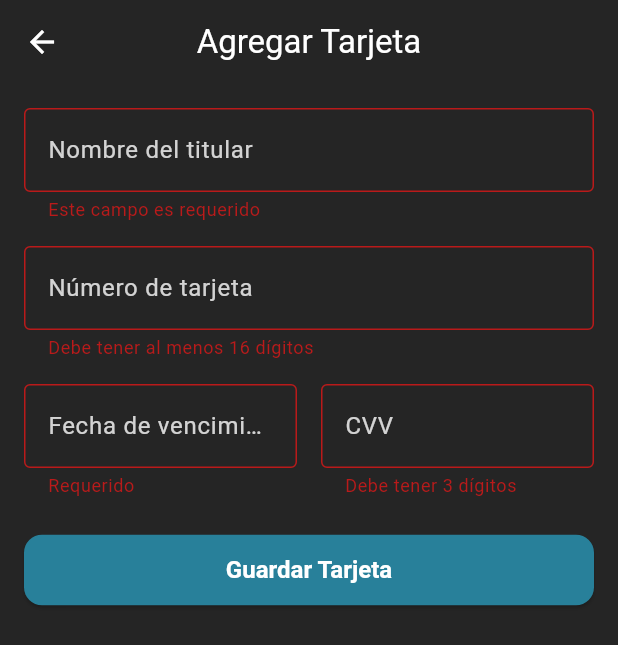
After one commit to Manuelbp717/app_gastos, a Flutter app: the screen it shows once a user with an empty profile is signed in, item 3 of the bottom bar chosen, after a tap on "Guardar Tarjeta", on a phone screen of 412 x 824 dp. The commit adds this screen. Shown: the top 645 px of the screen. Run offline on Flutter 3.47's test engine with Material 3 defaults, Android fonts, the phone set to English and light mode, and no system bars; our stand-ins replace firebase_auth, firebase_core, fl_chart, font_awesome_flutter, google_sign_in; accounts and stored records are empty.

Commit message:
final_commit

```diff
--- a/lib/main.dart
+++ b/lib/main.dart
@@ -1,5 +1,5 @@
-import 'package:aplicacion_gastos_final/firebaseoptions.dart';
-import 'package:aplicacion_gastos_final/pages/onbording.dart';
+import 'package:aplicacion_gastos_final/firebase_options.dart';
+import 'package:aplicacion_gastos_final/utils/auth.dart';
 import 'package:flutter/material.dart';
 import 'package:flutter/services.dart';
 import 'package:firebase_core/firebase_core.dart';
@@ -7,13 +7,11 @@ import 'package:firebase_core/firebase_core.dart';
 void main() async {
   WidgetsFlutterBinding.ensureInitialized();
 
-  // Inicializar Firebase
   await Firebase.initializeApp(
     options: DefaultFirebaseOptions.currentPlatform,
   );
 
-  // Configurar la barra de estado
-  SystemChrome.setSystemUIOverlayStyle(SystemUiOverlayStyle(
+  SystemChrome.setSystemUIOverlayStyle(const SystemUiOverlayStyle(
     statusBarColor: Colors.transparent,
     statusBarIconBrightness: Brightness.dark,
     statusBarBrightness: Brightness.light,
@@ -25,7 +23,6 @@ void main() async {
 class MyApp extends StatelessWidget {
   const MyApp({super.key});
 
-  // This widget is the root of your application.
   @override
   Widget build(BuildContext context) {
     return MaterialApp(
@@ -34,7 +31,7 @@ class MyApp extends StatelessWidget {
       theme: ThemeData(
         colorScheme: ColorScheme.fromSeed(seedColor: Colors.deepPurple),
       ),
-      home: OnboardingScreen(),
+      home: const AuthWrapper(), // <- Nuevo flujo de control
     );
   }
 }
--- a/lib/pages/login.dart
+++ b/lib/pages/login.dart
@@ -34,6 +34,7 @@ class _LoginScreenState extends State<LoginScreen> {
 
   // Método para verificar si hay un usuario ya autenticado en Firebase
   void _checkIfUserIsLoggedIn() {
+
     final user = FirebaseAuth.instance.currentUser; // Obtiene el usuario actual
     if (user != null && user.emailVerified) {
       // Si el usuario está autenticado y su correo está verificado
--- /dev/null
+++ b/lib/utils/auth.dart
@@ -0,0 +1,30 @@
+import 'package:aplicacion_gastos_final/pages/homepage.dart';
+import 'package:aplicacion_gastos_final/pages/login.dart';
+import 'package:aplicacion_gastos_final/pages/onbording.dart';
+import 'package:firebase_auth/firebase_auth.dart';
+import 'package:flutter/material.dart';
+// Importa tu pantalla principal si la tienes
+
+class AuthWrapper extends StatelessWidget {
+  const AuthWrapper({super.key});
+
+  @override
+  Widget build(BuildContext context) {
+    return StreamBuilder<User?>(
+      stream: FirebaseAuth.instance.authStateChanges(), // Detecta el estado de autenticación
+      builder: (context, snapshot) {
+        if (snapshot.connectionState == ConnectionState.waiting) {
+          return const Scaffold(
+            body: Center(child: CircularProgressIndicator()),
+          );
+        } else if (snapshot.hasData && snapshot.data!.emailVerified) {
+          return const HomePage(); // Si el usuario está autenticado y verificado
+        } else if (snapshot.hasData && !snapshot.data!.emailVerified) {
+          return const LoginScreen(); // Si está logueado pero no verificado, podría reenviarse la verificación aquí
+        } else {
+          return const OnboardingScreen(); // Si no está autenticado
+        }
+      },
+    );
+  }
+}
--- a/lib/utils/graphic.dart
+++ b/lib/utils/graphic.dart
@@ -5,7 +5,7 @@ import 'package:fl_chart/fl_chart.dart';
 class GraphWidget extends StatelessWidget {
   final List<double> data;
 
-  const GraphWidget({Key? key, required this.data}) : super(key: key);
+  const GraphWidget({super.key, required this.data});
 
   @override
   Widget build(BuildContext context) {
--- a/lib/utils/settings.dart
+++ b/lib/utils/settings.dart
@@ -28,8 +28,9 @@ class ProfileScreen extends StatelessWidget {
         // Botón de regreso en la esquina superior izquierda
         leading: IconButton(
           icon: const Icon(Icons.arrow_back, color: appText),
-          onPressed:
-              () => Navigator.pop(context), // Regresa a la pantalla anterior
+          onPressed: () async {
+            Navigator.pop(context); // Aquí sigue siendo sincrónico
+          },
         ),
       ),
       // Contenido principal con scroll para dispositivos pequeños
--- /dev/null
+++ b/lib/utils/tarjeta.dart
@@ -0,0 +1,179 @@
+import 'package:aplicacion_gastos_final/utils/constans.dart';
+import 'package:flutter/material.dart';
+
+class AgregarTarjetaPage extends StatefulWidget {
+  const AgregarTarjetaPage({super.key});
+
+  @override
+  _AgregarTarjetaPageState createState() => _AgregarTarjetaPageState();
+}
+
+class _AgregarTarjetaPageState extends State<AgregarTarjetaPage> {
+  final _formKey = GlobalKey<FormState>();
+  String nombreTitular = '';
+  String numeroTarjeta = '';
+  String fechaVencimiento = '';
+  String cvv = '';
+
+  @override
+  Widget build(BuildContext context) {
+    return Scaffold(
+      backgroundColor: appBackgroundColor,
+      appBar: AppBar(
+        backgroundColor: appBackgroundColor,
+        leading: IconButton(
+          icon: Icon(Icons.arrow_back, color: appText),
+          onPressed: () async {
+            Navigator.pop(context); // Regresa a la pantalla anterior
+          },
+        ),
+        title: Text('Agregar Tarjeta', style: TextStyle(color: appText)),
+        centerTitle: true,
+      ),
+      body: Padding(
+        padding: const EdgeInsets.all(16.0),
+        child: Form(
+          key: _formKey,
+          child: ListView(
+            children: [
+              TextFormField(
+                decoration: InputDecoration(
+                  labelText: 'Nombre del titular',
+                  labelStyle: TextStyle(color: appText.withOpacity(0.8)),
+                  enabledBorder: OutlineInputBorder(
+                    borderSide: BorderSide(
+                      color: appPrimaryColor.withOpacity(0.5),
+                      width: 2,
+                    ),
+                  ),
+                  focusedBorder: OutlineInputBorder(
+                    borderSide: BorderSide(color: appPrimaryColor, width: 2),
+                  ),
+                  border: OutlineInputBorder(),
+                ),
+                onSaved: (value) => nombreTitular = value!,
+                validator:
+                    (value) =>
+                        value!.isEmpty ? 'Este campo es requerido' : null,
+              ),
+              SizedBox(height: 16),
+              TextFormField(
+                decoration: InputDecoration(
+                  labelText: 'Número de tarjeta',
+                  labelStyle: TextStyle(color: appText.withOpacity(0.8)),
+                  enabledBorder: OutlineInputBorder(
+                    borderSide: BorderSide(
+                      color: appPrimaryColor.withOpacity(0.5),
+                      width: 2,
+                    ),
+                  ),
+                  focusedBorder: OutlineInputBorder(
+                    borderSide: BorderSide(color: appPrimaryColor, width: 2),
+                  ),
+                  border: OutlineInputBorder(),
+                ),
+                keyboardType: TextInputType.number,
+                onSaved: (value) => numeroTarjeta = value!,
+                validator:
+                    (value) =>
+                        value!.length < 16
+                            ? 'Debe tener al menos 16 dígitos'
+                            : null,
+              ),
+              SizedBox(height: 16),
+              Row(
+                children: [
+                  Expanded(
+                    child: TextFormField(
+                      decoration: InputDecoration(
+                        labelText: 'Fecha de vencimiento (MM/AA)',
+                        labelStyle: TextStyle(color: appText.withOpacity(0.8)),
+                        enabledBorder: OutlineInputBorder(
+                          borderSide: BorderSide(
+                            color: appPrimaryColor.withOpacity(0.5),
+                            width: 2,
+                          ),
+                        ),
+                        focusedBorder: OutlineInputBorder(
+                          borderSide: BorderSide(
+                            color: appPrimaryColor,
+                            width: 2,
+                          ),
+                        ),
+                        border: OutlineInputBorder(),
+                      ),
+                      onSaved: (value) => fechaVencimiento = value!,
+                      validator: (value) => value!.isEmpty ? 'Requerido' : null,
+                    ),
+                  ),
+                  SizedBox(width: 16),
+                  Expanded(
+                    child: TextFormField(
+                      decoration: InputDecoration(
+                        labelText: 'CVV',
+                        labelStyle: TextStyle(color: appText.withOpacity(0.8)),
+                        enabledBorder: OutlineInputBorder(
+                          borderSide: BorderSide(
+                            color: appPrimaryColor.withOpacity(0.5),
+                            width: 2,
+                          ),
+                        ),
+                        focusedBorder: OutlineInputBorder(
+                          borderSide: BorderSide(
+                            color: appPrimaryColor,
+                            width: 2,
+                          ),
+                        ),
+                        border: OutlineInputBorder(),
+                      ),
+                      keyboardType: TextInputType.number,
+                      onSaved: (value) => cvv = value!,
+                      validator:
+                          (value) =>
+                              value!.length != 3
+                                  ? 'Debe tener 3 dígitos'
+                                  : null,
+                    ),
+                  ),
+                ],
+              ),
+              SizedBox(height: 24),
+              ElevatedButton(
+                onPressed: () {
+                  if (_formKey.currentState!.validate()) {
+                    _formKey.currentState!.save();
+                    // Aquí puedes manejar el guardado de los datos, como enviarlos a una base de datos
+                    ScaffoldMessenger.of(context).showSnackBar(
+                      SnackBar(content: Text('Tarjeta guardada correctamente')),
+                    );
+                    Navigator.pop(
+                      context,
+                    ); // Opcional: regresar después de guardar
+                  }
+                },
+                style: ElevatedButton.styleFrom(
+                  backgroundColor: appPrimaryColor, // Color de fondo del botón
+                  foregroundColor: Colors.white, // Color del texto
+                  shape: RoundedRectangleBorder(
+                    borderRadius: BorderRadius.circular(
+                      12,
+                    ), // Bordes redondeados
+                  ),
+                  padding: EdgeInsets.symmetric(vertical: 14, horizontal: 24),
+                  textStyle: TextStyle(
+                    fontSize: 16,
+                    fontWeight: FontWeight.bold,
+                  ),
+                ),
+                child: Text(
+                  'Guardar Tarjeta',
+                  style: TextStyle(color: appText),
+                ),
+              ),
+            ],
+          ),
+        ),
+      ),
+    );
+  }
+}
```
Also changed, not shown: lib/firebaseoptions.dart (deleted, +0 -86 lines), lib/pages/homepage.dart (+40 -24 lines), firebase.json (added), lib/firebase_options.dart (added), 5 other files.
